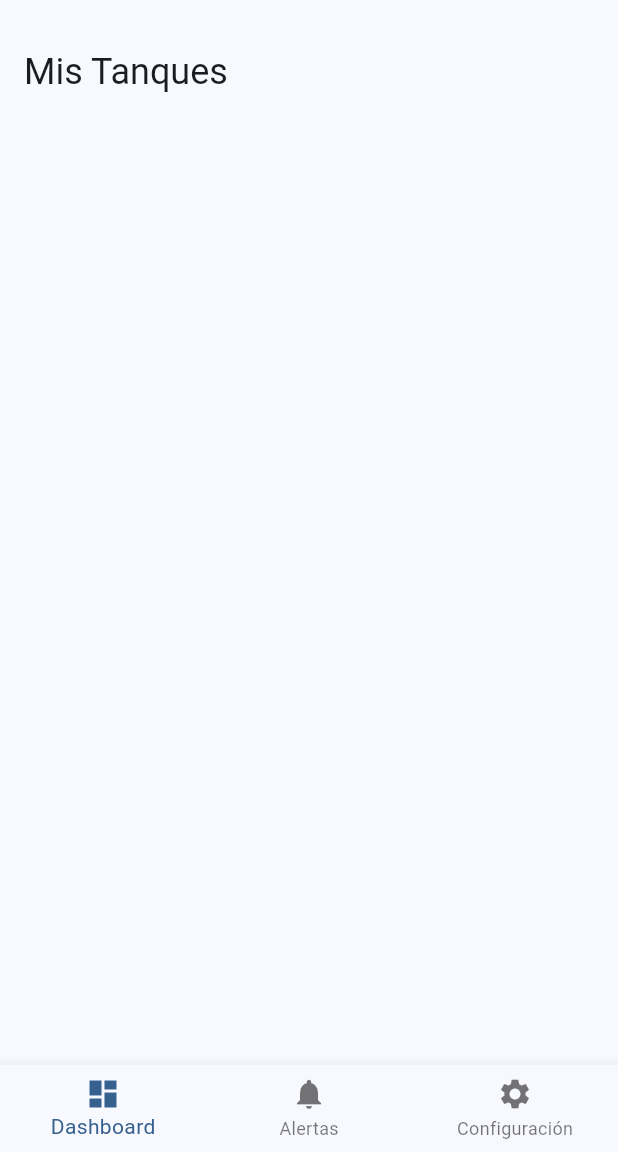
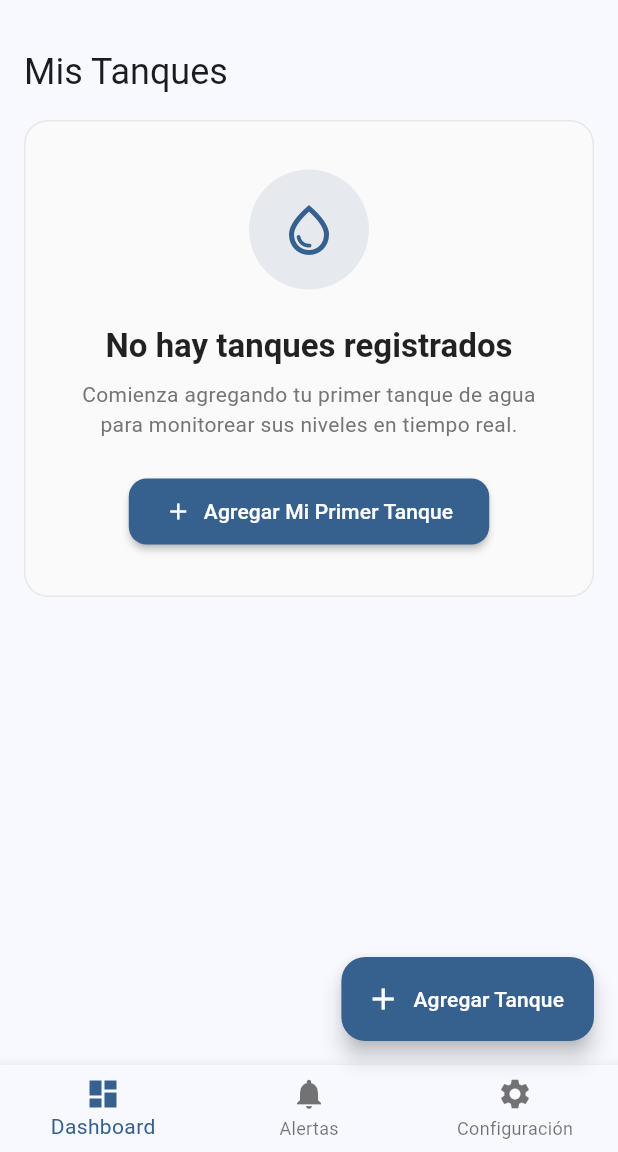
Before and after one commit to WaterGuard-IOT/waterguard-appmobile, a Flutter app: the DashboardScreen screen opened by its route, on a phone screen of 412 x 824 dp, the part 84-1236 px from its top. Run offline on Flutter 3.47's test engine with Material 3 defaults, Android fonts, the phone set to English and light mode, and no system bars; our stand-ins replace dio, fl_chart, flutter_bloc, get_it, shared_preferences; accounts and stored records are empty.

Commit message:
Version 0.95a

```diff
--- a/lib/app/routes/app_router.dart
+++ b/lib/app/routes/app_router.dart
@@ -1,4 +1,4 @@
-// lib/app/routes/app_router.dart (actualizado)
+// lib/app/routes/app_router.dart (corregido)
 import 'package:flutter/material.dart';
 import 'package:flutter_bloc/flutter_bloc.dart';
 import 'package:get_it/get_it.dart';
@@ -8,13 +8,16 @@ import 'package:waterguard/presentation/screens/splash/splash_screen.dart';
 import 'package:waterguard/presentation/screens/tank_detail/tank_detail_screen.dart';
 import 'package:waterguard/presentation/screens/alerts/alerts_screen.dart';
 import 'package:waterguard/presentation/screens/settings/settings_screen.dart';
+import 'package:waterguard/presentation/screens/add_tank/add_tank_screen.dart';
 import 'package:waterguard/presentation/blocs/tank/tank_bloc.dart';
 import 'package:waterguard/presentation/blocs/settings/settings_bloc.dart';
+import 'package:waterguard/presentation/blocs/add_tank/add_tank_bloc.dart';
 import 'package:waterguard/presentation/blocs/auth/auth_bloc.dart';
 import 'package:waterguard/presentation/blocs/auth/auth_state.dart';
 import 'package:waterguard/domain/repositories/tank_repository.dart';
 import 'package:waterguard/domain/repositories/water_quality_repository.dart';
 import 'package:waterguard/domain/repositories/user_settings_repository.dart';
+import 'package:waterguard/data/services/tank_service.dart';
 
 class AppRouter {
   static const String splash = '/';
@@ -23,21 +26,22 @@ class AppRouter {
   static const String tankDetail = '/tank-detail';
   static const String alerts = '/alerts';
   static const String settings = '/settings';
+  static const String addTank = '/add-tank';
 
   static Route<dynamic> onGenerateRoute(RouteSettings settings) {
     final getIt = GetIt.instance;
 
     switch (settings.name) {
-      case splash:
+      case '/':
         return MaterialPageRoute(builder: (_) => const SplashScreen());
 
-      case login:
+      case '/login':
         return MaterialPageRoute(builder: (_) => const LoginScreen());
 
-      case dashboard:
+      case '/dashboard':
         return MaterialPageRoute(builder: (_) => const DashboardScreen());
 
-      case tankDetail:
+      case '/tank-detail':
         final tankId = settings.arguments as String;
         return MaterialPageRoute(
           builder: (context) => BlocProvider(
@@ -49,8 +53,18 @@ class AppRouter {
           ),
         );
 
-      case alerts:
+      case '/alerts':
         return MaterialPageRoute(builder: (_) => const AlertsScreen());
+
+      case '/add-tank':
+        return MaterialPageRoute(
+          builder: (context) => BlocProvider(
+            create: (context) => AddTankBloc(
+              tankService: getIt<TankService>(),
+            ),
+            child: const AddTankScreen(),
+          ),
+        );
 
       case '/settings':
         return MaterialPageRoute(
--- a/lib/presentation/blocs/add_tank/add_tank_bloc.dart
+++ b/lib/presentation/blocs/add_tank/add_tank_bloc.dart
@@ -2,6 +2,8 @@
 import 'package:flutter_bloc/flutter_bloc.dart';
 import 'package:waterguard/data/services/tank_service.dart';
 import 'package:waterguard/data/models/backend_models.dart';
+import 'package:waterguard/presentation/blocs/add_tank/add_tank_event.dart';
+import 'package:waterguard/presentation/blocs/add_tank/add_tank_state.dart';
 
 class AddTankBloc extends Bloc<AddTankEvent, AddTankState> {
   final TankService tankService;
--- a/lib/presentation/screens/dashboard/dashboard_screen.dart
+++ b/lib/presentation/screens/dashboard/dashboard_screen.dart
@@ -37,7 +37,6 @@ class _DashboardScreenState extends State<DashboardScreen> {
           // Botón para cambiar el tema
           BlocBuilder<ThemeBloc, ThemeState>(
             builder: (context, state) {
-              // Utiliza el estado del bloc para determinar qué icono mostrar
               return IconButton(
                 icon: Icon(
                   state.isDarkMode ? Icons.wb_sunny : Icons.nightlight_round,
@@ -45,7 +44,6 @@ class _DashboardScreenState extends State<DashboardScreen> {
                 ),
                 tooltip: state.isDarkMode ? 'Modo claro' : 'Modo oscuro',
                 onPressed: () {
-                  // Envía el evento ToggleTheme al bloc
                   context.read<ThemeBloc>().add(ToggleTheme());
                 },
               );
@@ -101,6 +99,15 @@ class _DashboardScreenState extends State<DashboardScreen> {
           return const Center(child: Text('Cargando...'));
         },
       ),
+      floatingActionButton: FloatingActionButton.extended(
+        onPressed: () {
+          Navigator.of(context).pushNamed(AppRouter.addTank);
+        },
+        icon: const Icon(Icons.add),
+        label: const Text('Agregar Tanque'),
+        backgroundColor: Theme.of(context).primaryColor,
+        foregroundColor: Colors.white,
+      ),
       bottomNavigationBar: BottomNavigationBar(
         currentIndex: 0, // Dashboard seleccionado
         items: const [
@@ -150,15 +157,98 @@ class _DashboardScreenState extends State<DashboardScreen> {
 
             const SizedBox(height: 16),
 
-            // Título de la sección de tanques
-            Text(
-              'Mis Tanques',
-              style: Theme.of(context).textTheme.headlineSmall,
+            // Título de la sección de tanques con botón de agregar
+            Row(
+              mainAxisAlignment: MainAxisAlignment.spaceBetween,
+              children: [
+                Text(
+                  'Mis Tanques',
+                  style: Theme.of(context).textTheme.headlineSmall,
+                ),
+                if (state.tanks.isNotEmpty)
+                  TextButton.icon(
+                    onPressed: () {
+                      Navigator.of(context).pushNamed(AppRouter.addTank);
+                    },
+                    icon: const Icon(Icons.add),
+                    label: const Text('Agregar'),
+                  ),
+              ],
             ),
             const SizedBox(height: 16),
 
-            // Lista de tanques
-            ...state.tanks.map((tank) => _buildTankCard(context, tank)),
+            // Lista de tanques o mensaje cuando no hay tanques
+            if (state.tanks.isEmpty)
+              _buildEmptyTanksState(context)
+            else
+              ...state.tanks.map((tank) => _buildTankCard(context, tank)),
+          ],
+        ),
+      ),
+    );
+  }
+
+  Widget _buildEmptyTanksState(BuildContext context) {
+    final isDarkMode = Theme.of(context).brightness == Brightness.dark;
+
+    return Center(
+      child: Container(
+        padding: const EdgeInsets.all(32.0),
+        decoration: BoxDecoration(
+          color: isDarkMode ? Colors.grey.shade800 : Colors.grey.shade50,
+          borderRadius: BorderRadius.circular(16),
+          border: Border.all(
+            color: isDarkMode ? Colors.white.withOpacity(0.1) : Colors.grey.withOpacity(0.2),
+          ),
+        ),
+        child: Column(
+          mainAxisSize: MainAxisSize.min,
+          children: [
+            Container(
+              width: 80,
+              height: 80,
+              decoration: BoxDecoration(
+                color: Theme.of(context).primaryColor.withOpacity(0.1),
+                shape: BoxShape.circle,
+              ),
+              child: Icon(
+                Icons.water_drop_outlined,
+                size: 40,
+                color: Theme.of(context).primaryColor,
+              ),
+            ),
+            const SizedBox(height: 24),
+            Text(
+              'No hay tanques registrados',
+              style: Theme.of(context).textTheme.titleLarge?.copyWith(
+                fontWeight: FontWeight.bold,
+                color: isDarkMode ? Colors.white : Colors.black87,
+              ),
+            ),
+            const SizedBox(height: 8),
+            Text(
+              'Comienza agregando tu primer tanque de agua para monitorear sus niveles en tiempo real.',
+              style: Theme.of(context).textTheme.bodyMedium?.copyWith(
+                color: isDarkMode ? Colors.grey.shade400 : Colors.grey.shade600,
+              ),
+              textAlign: TextAlign.center,
+            ),
+            const SizedBox(height: 24),
+            ElevatedButton.icon(
+              onPressed: () {
+                Navigator.of(context).pushNamed(AppRouter.addTank);
+              },
+              icon: const Icon(Icons.add),
+              label: const Text('Agregar Mi Primer Tanque'),
+              style: ElevatedButton.styleFrom(
+                backgroundColor: Theme.of(context).primaryColor,
+                foregroundColor: Colors.white,
+                padding: const EdgeInsets.symmetric(horizontal: 24, vertical: 12),
+                shape: RoundedRectangleBorder(
+                  borderRadius: BorderRadius.circular(12),
+                ),
+              ),
+            ),
           ],
         ),
       ),
@@ -241,7 +331,7 @@ class _DashboardScreenState extends State<DashboardScreen> {
 
     return Card(
       margin: const EdgeInsets.only(bottom: 16.0),
-      elevation: isDarkMode ? 8 : 4, // Más elevación en modo oscuro
+      elevation: isDarkMode ? 8 : 4,
       shadowColor: isDarkMode
           ? Colors.black.withOpacity(0.5)
           : Colors.grey.withOpacity(0.2),
@@ -474,13 +564,13 @@ class _DashboardScreenState extends State<DashboardScreen> {
   Color _getStatusColor(String status) {
     switch (status) {
       case 'normal':
-        return const Color(0xFF4CAF50); // Verde más consistente
+        return const Color(0xFF4CAF50);
       case 'warning':
-        return const Color(0xFFFF9800); // Naranja más visible
+        return const Color(0xFFFF9800);
       case 'critical':
-        return const Color(0xFFF44336); // Rojo más consistente
+        return const Color(0xFFF44336);
       default:
-        return const Color(0xFF9E9E9E); // Gris neutro
+        return const Color(0xFF9E9E9E);
     }
   }
 
@@ -499,11 +589,11 @@ class _DashboardScreenState extends State<DashboardScreen> {
 
   Color _getWaterLevelColor(double percentage) {
     if (percentage < 20) {
-      return const Color(0xFFF44336); // Rojo crítico
+      return const Color(0xFFF44336);
     } else if (percentage < 50) {
-      return const Color(0xFFFF9800); // Naranja advertencia
+      return const Color(0xFFFF9800);
     } else {
-      return const Color(0xFF2196F3); // Azul óptimo
+      return const Color(0xFF2196F3);
     }
   }
 
@@ -519,11 +609,4 @@ class _DashboardScreenState extends State<DashboardScreen> {
         return Colors.grey;
     }
   }
-
-  Color _getContrastingTextColor(BuildContext context) {
-    return Theme.of(context).brightness == Brightness.dark
-        ? Colors.white
-        : Colors.black87;
-  }
-
 }
```
Also changed, not shown: lib/data/repositories/backend_repositories.dart (+40 -12 lines), lib/data/services/auth_service.dart (+82 -8 lines), lib/presentation/blocs/add_tank/add_tank_event.dart (added, +10 -0 lines), lib/presentation/blocs/add_tank/add_tank_state.dart (added, +20 -0 lines), lib/presentation/screens/add_tank/add_tank_screen.dart (+6 -4 lines).
